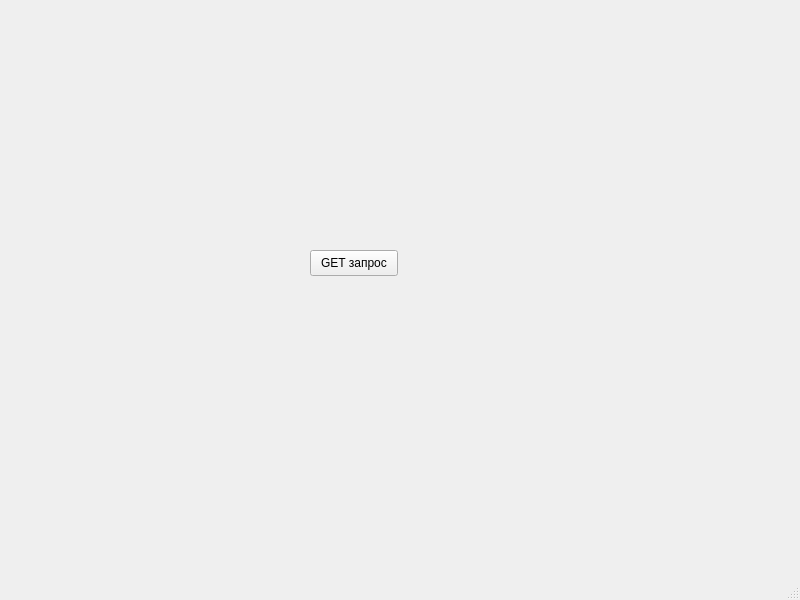
Before: the Qt Designer form crm/mainwindow.ui in FortyClock/crm-server, drawn with Qt 5.
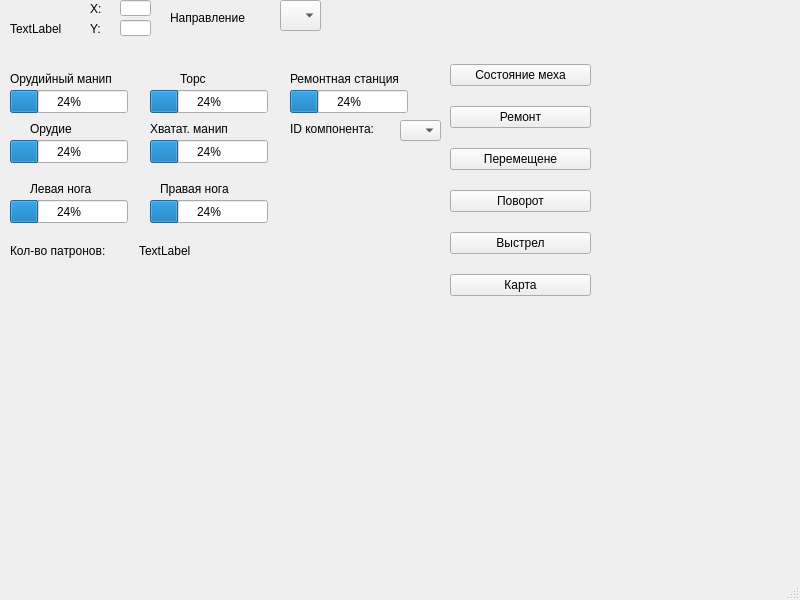
After: the same form once the commit is applied.

```diff
--- a/crm/mainwindow.ui
+++ b/crm/mainwindow.ui
@@ -14,19 +14,373 @@
    <string>MainWindow</string>
   </property>
   <widget class="QWidget" name="centralwidget">
-   <widget class="QPushButton" name="pushButton">
+   <widget class="QLabel" name="robotIdLabel">
     <property name="geometry">
      <rect>
-      <x>310</x>
-      <y>250</y>
-      <width>88</width>
-      <height>26</height>
+      <x>10</x>
+      <y>20</y>
+      <width>66</width>
+      <height>18</height>
      </rect>
     </property>
     <property name="text">
-     <string>GET запрос</string>
+     <string>TextLabel</string>
     </property>
    </widget>
+   <widget class="QProgressBar" name="torsoProgressBar">
+    <property name="geometry">
+     <rect>
+      <x>150</x>
+      <y>90</y>
+      <width>118</width>
+      <height>23</height>
+     </rect>
+    </property>
+    <property name="value">
+     <number>24</number>
+    </property>
+   </widget>
+   <widget class="QProgressBar" name="leftLegProgressBar">
+    <property name="geometry">
+     <rect>
+      <x>10</x>
+      <y>200</y>
+      <width>118</width>
+      <height>23</height>
+     </rect>
+    </property>
+    <property name="value">
+     <number>24</number>
+    </property>
+   </widget>
+   <widget class="QProgressBar" name="rightLegProgressBar">
+    <property name="geometry">
+     <rect>
+      <x>150</x>
+      <y>200</y>
+      <width>118</width>
+      <height>23</height>
+     </rect>
+    </property>
+    <property name="value">
+     <number>24</number>
+    </property>
+   </widget>
+   <widget class="QLabel" name="leftLegLabel">
+    <property name="geometry">
+     <rect>
+      <x>30</x>
+      <y>180</y>
+      <width>91</width>
+      <height>18</height>
+     </rect>
+    </property>
+    <property name="text">
+     <string>Левая нога</string>
+    </property>
+   </widget>
+   <widget class="QLabel" name="roghtLegLabel">
+    <property name="geometry">
+     <rect>
+      <x>160</x>
+      <y>180</y>
+      <width>91</width>
+      <height>18</height>
+     </rect>
+    </property>
+    <property name="text">
+     <string>Правая нога</string>
+    </property>
+   </widget>
+   <widget class="QLabel" name="torsoLabel">
+    <property name="geometry">
+     <rect>
+      <x>180</x>
+      <y>70</y>
+      <width>66</width>
+      <height>18</height>
+     </rect>
+    </property>
+    <property name="text">
+     <string>Торс</string>
+    </property>
+   </widget>
+   <widget class="QProgressBar" name="gunProgressBar">
+    <property name="geometry">
+     <rect>
+      <x>10</x>
+      <y>140</y>
+      <width>118</width>
+      <height>23</height>
+     </rect>
+    </property>
+    <property name="value">
+     <number>24</number>
+    </property>
+   </widget>
+   <widget class="QProgressBar" name="grabManipProgressBar">
+    <property name="geometry">
+     <rect>
+      <x>150</x>
+      <y>140</y>
+      <width>118</width>
+      <height>23</height>
+     </rect>
+    </property>
+    <property name="value">
+     <number>24</number>
+    </property>
+   </widget>
+   <widget class="QProgressBar" name="gunManipProgressBar">
+    <property name="geometry">
+     <rect>
+      <x>10</x>
+      <y>90</y>
+      <width>118</width>
+      <height>23</height>
+     </rect>
+    </property>
+    <property name="value">
+     <number>24</number>
+    </property>
+   </widget>
+   <widget class="QLabel" name="gunManipLabel">
+    <property name="geometry">
+     <rect>
+      <x>10</x>
+      <y>70</y>
+      <width>141</width>
+      <height>18</height>
+     </rect>
+    </property>
+    <property name="text">
+     <string>Орудийный манип</string>
+    </property>
+   </widget>
+   <widget class="QLabel" name="gunLabel">
+    <property name="geometry">
+     <rect>
+      <x>30</x>
+      <y>120</y>
+      <width>66</width>
+      <height>18</height>
+     </rect>
+    </property>
+    <property name="text">
+     <string>Орудие</string>
+    </property>
+   </widget>
+   <widget class="QLabel" name="grabManipLabel">
+    <property name="geometry">
+     <rect>
+      <x>150</x>
+      <y>120</y>
+      <width>101</width>
+      <height>18</height>
+     </rect>
+    </property>
+    <property name="text">
+     <string>Хватат. манип</string>
+    </property>
+   </widget>
+   <widget class="QLabel" name="xLabel">
+    <property name="geometry">
+     <rect>
+      <x>90</x>
+      <y>0</y>
+      <width>21</width>
+      <height>18</height>
+     </rect>
+    </property>
+    <property name="text">
+     <string>X:</string>
+    </property>
+   </widget>
+   <widget class="QLineEdit" name="xEdit">
+    <property name="geometry">
+     <rect>
+      <x>120</x>
+      <y>0</y>
+      <width>31</width>
+      <height>16</height>
+     </rect>
+    </property>
+   </widget>
+   <widget class="QLabel" name="yLabel">
+    <property name="geometry">
+     <rect>
+      <x>90</x>
+      <y>20</y>
+      <width>21</width>
+      <height>18</height>
+     </rect>
+    </property>
+    <property name="text">
+     <string>Y:</string>
+    </property>
+   </widget>
+   <widget class="QLineEdit" name="yEdit">
+    <property name="geometry">
+     <rect>
+      <x>120</x>
+      <y>20</y>
+      <width>31</width>
+      <height>16</height>
+     </rect>
+    </property>
+   </widget>
+   <widget class="QLabel" name="directionLabel">
+    <property name="geometry">
+     <rect>
+      <x>170</x>
+      <y>10</y>
+      <width>101</width>
+      <height>16</height>
+     </rect>
+    </property>
+    <property name="text">
+     <string>Направление</string>
+    </property>
+   </widget>
+   <widget class="QComboBox" name="directionComboBox">
+    <property name="geometry">
+     <rect>
+      <x>280</x>
+      <y>0</y>
+      <width>41</width>
+      <height>31</height>
+     </rect>
+    </property>
+   </widget>
+   <widget class="QLabel" name="repairStationLabel">
+    <property name="geometry">
+     <rect>
+      <x>290</x>
+      <y>70</y>
+      <width>141</width>
+      <height>18</height>
+     </rect>
+    </property>
+    <property name="text">
+     <string>Ремонтная станция</string>
+    </property>
+   </widget>
+   <widget class="QProgressBar" name="repairStationLabel_2">
+    <property name="geometry">
+     <rect>
+      <x>290</x>
+      <y>90</y>
+      <width>118</width>
+      <height>23</height>
+     </rect>
+    </property>
+    <property name="value">
+     <number>24</number>
+    </property>
+   </widget>
+   <widget class="QLabel" name="componentIdLabel">
+    <property name="geometry">
+     <rect>
+      <x>290</x>
+      <y>120</y>
+      <width>111</width>
+      <height>18</height>
+     </rect>
+    </property>
+    <property name="text">
+     <string>ID компонента: </string>
+    </property>
+   </widget>
+   <widget class="QComboBox" name="componentIdComboBox">
+    <property name="geometry">
+     <rect>
+      <x>400</x>
+      <y>120</y>
+      <width>41</width>
+      <height>21</height>
+     </rect>
+    </property>
+   </widget>
+   <widget class="QWidget" name="verticalLayoutWidget">
+    <property name="geometry">
+     <rect>
+      <x>450</x>
+      <y>50</y>
+      <width>141</width>
+      <height>261</height>
+     </rect>
+    </property>
+    <layout class="QVBoxLayout" name="verticalLayout_3">
+     <item>
+      <widget class="QPushButton" name="getStateButton">
+       <property name="text">
+        <string>Состояние меха</string>
+       </property>
+      </widget>
+     </item>
+     <item>
+      <widget class="QPushButton" name="repairButton">
+       <property name="text">
+        <string>Ремонт</string>
+       </property>
+      </widget>
+     </item>
+     <item>
+      <widget class="QPushButton" name="moveButton">
+       <property name="text">
+        <string>Перемещене</string>
+       </property>
+      </widget>
+     </item>
+     <item>
+      <widget class="QPushButton" name="turnButton">
+       <property name="text">
+        <string>Поворот</string>
+       </property>
+      </widget>
+     </item>
+     <item>
+      <widget class="QPushButton" name="shootButton">
+       <property name="text">
+        <string>Выстрел</string>
+       </property>
+      </widget>
+     </item>
+     <item>
+      <widget class="QPushButton" name="mapWidget">
+       <property name="text">
+        <string>Карта</string>
+       </property>
+      </widget>
+     </item>
+    </layout>
+   </widget>
+   <widget class="QWidget" name="horizontalLayoutWidget">
+    <property name="geometry">
+     <rect>
+      <x>10</x>
+      <y>240</y>
+      <width>251</width>
+      <height>21</height>
+     </rect>
+    </property>
+    <layout class="QHBoxLayout" name="horizontalLayout_4">
+     <item>
+      <widget class="QLabel" name="numOfCart">
+       <property name="text">
+        <string>Кол-во патронов:</string>
+       </property>
+      </widget>
+     </item>
+     <item>
+      <widget class="QLabel" name="gunAmmoLabel">
+       <property name="text">
+        <string>TextLabel</string>
+       </property>
+      </widget>
+     </item>
+    </layout>
+   </widget>
   </widget>
   <widget class="QMenuBar" name="menubar">
    <property name="geometry">
```
